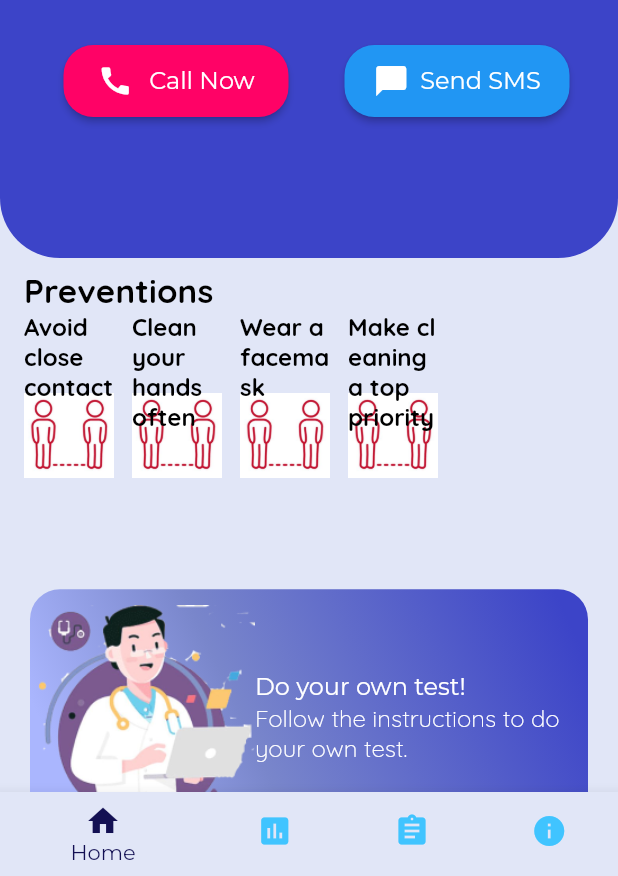
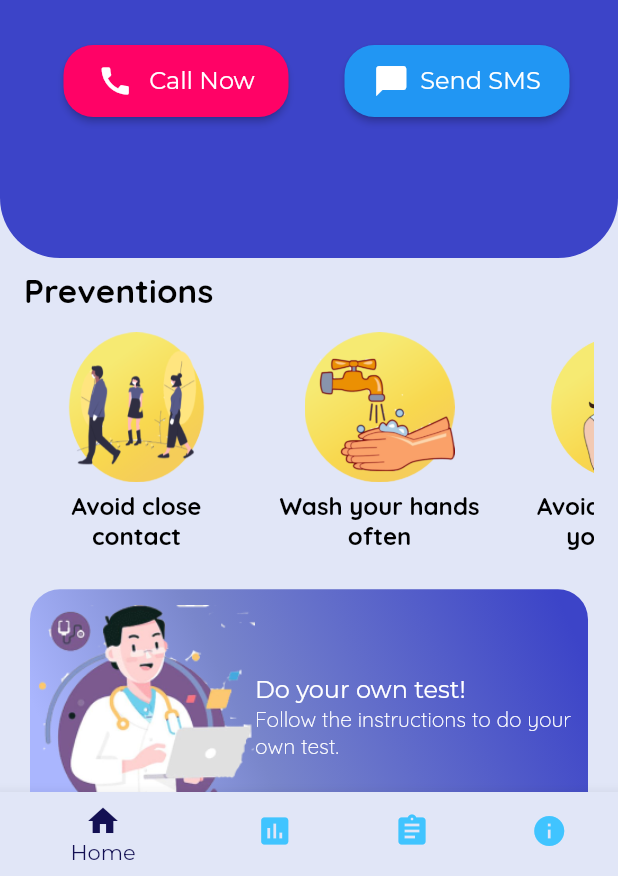
Before and after one commit to utkarsh-UK/covid-19-tracker, a Flutter app: the screen it shows after launch, on a phone screen of 412 x 824 dp, the part 360-1236 px from its top. Run offline on Flutter 3.47's test engine with Material 2 defaults, Android fonts, the light colour scheme and no system bars; our stand-ins replace charts_flutter, device_preview, google_fonts; network calls fail.

Commit message:
Added preventions to helpline screen

```diff
--- a/lib/constants/assets.dart
+++ b/lib/constants/assets.dart
@@ -1,3 +1,6 @@
-const DISTANCING = "assets/images/distancing.jpg";
+const DISTANCING = "assets/images/social_distancing.png";
+const CLEANING = "assets/images/cleaning.png";
+const WASHING = "assets/images/washing_hands.png";
+const FACE = "assets/images/avoid_face.png";
 const DOCTOR = "assets/images/doctor.png";
 const COVID = "assets/images/covid.png";
--- a/lib/constants/preventions.dart
+++ b/lib/constants/preventions.dart
@@ -4,80 +4,123 @@ import 'package:google_fonts/google_fonts.dart';
 
 final List<Widget> preventions = [
   Container(
-    alignment: Alignment.topCenter,
-    width: 60,
-    height: 40,
-    margin: const EdgeInsets.only(right: 12.0),
+    width: 150,
+    height: 150,
+    margin: const EdgeInsets.only(right: 12.0, top: 8.0),
+    child: Column(
+      crossAxisAlignment: CrossAxisAlignment.center,
+      mainAxisAlignment: MainAxisAlignment.spaceEvenly,
+      children: <Widget>[
+        Container(
+          width: 100,
+          height: 100,
           decoration: BoxDecoration(
             image: DecorationImage(
               image: AssetImage(DISTANCING),
-        fit: BoxFit.contain,
+              fit: BoxFit.fill,
             ),
           ),
-    child: Text(
+        ),
+        Text(
           'Avoid close contact',
           style: GoogleFonts.quicksand(
             color: Colors.black,
             fontSize: 16.0,
             fontWeight: FontWeight.w700,
           ),
+          textAlign: TextAlign.center,
+        ),
+      ],
     ),
   ),
   Container(
-    alignment: Alignment.topCenter,
-    width: 60,
-    height: 40,
-    margin: const EdgeInsets.only(right: 12.0),
+    width: 150,
+    height: 150,
+    margin: const EdgeInsets.only(right: 12.0, top: 8.0),
+    child: Column(
+      crossAxisAlignment: CrossAxisAlignment.center,
+      mainAxisAlignment: MainAxisAlignment.spaceEvenly,
+      children: <Widget>[
+        Container(
+          width: 100,
+          height: 100,
           decoration: BoxDecoration(
             image: DecorationImage(
-        image: AssetImage(DISTANCING),
+              image: AssetImage(WASHING),
+              fit: BoxFit.fill,
             ),
           ),
-    child: Text(
-      'Clean your hands often',
+        ),
+        Text(
+          'Wash your hands often',
           style: GoogleFonts.quicksand(
             color: Colors.black,
             fontSize: 16.0,
             fontWeight: FontWeight.w700,
           ),
+          textAlign: TextAlign.center,
+        ),
+      ],
     ),
   ),
   Container(
-    alignment: Alignment.topCenter,
-    width: 60,
-    height: 40,
-    margin: const EdgeInsets.only(right: 12.0),
+    width: 150,
+    height: 150,
+    margin: const EdgeInsets.only(right: 12.0, top: 8.0),
+    child: Column(
+      crossAxisAlignment: CrossAxisAlignment.center,
+      mainAxisAlignment: MainAxisAlignment.spaceEvenly,
+      children: <Widget>[
+        Container(
+          width: 100,
+          height: 100,
           decoration: BoxDecoration(
             image: DecorationImage(
-        image: AssetImage(DISTANCING),
+              image: AssetImage(FACE),
+              fit: BoxFit.fill,
             ),
           ),
-    child: Text(
-      'Wear a facemask',
+        ),
+        Text(
+          'Avoid touching your face',
           style: GoogleFonts.quicksand(
             color: Colors.black,
             fontSize: 16.0,
             fontWeight: FontWeight.w700,
           ),
+          textAlign: TextAlign.center,
+        ),
+      ],
     ),
   ),
   Container(
-    alignment: Alignment.topCenter,
-    width: 60,
-    height: 40,
-    margin: const EdgeInsets.only(right: 12.0),
+    width: 150,
+    height: 150,
+    margin: const EdgeInsets.only(right: 12.0, top: 8.0),
+    child: Column(
+      crossAxisAlignment: CrossAxisAlignment.center,
+      mainAxisAlignment: MainAxisAlignment.spaceEvenly,
+      children: <Widget>[
+        Container(
+          width: 100,
+          height: 100,
           decoration: BoxDecoration(
             image: DecorationImage(
-        image: AssetImage(DISTANCING),
+              image: AssetImage(CLEANING),
+              fit: BoxFit.fill,
             ),
           ),
-    child: Text(
-      'Make cleaning a top priority',
+        ),
+        Text(
+          'Make cleaning your top priority',
           style: GoogleFonts.quicksand(
             color: Colors.black,
             fontSize: 16.0,
             fontWeight: FontWeight.w700,
           ),
+          textAlign: TextAlign.center,
+        ),
+      ],
     ),
   ),
 ];
--- a/lib/screens/helpline_screen.dart
+++ b/lib/screens/helpline_screen.dart
@@ -250,6 +250,7 @@ class _HelplineScreenState extends State<HelplineScreen> {
               Container(
                 alignment: Alignment.topCenter,
                 height: size.height * 0.2,
+                width: size.width,
                 margin: const EdgeInsets.symmetric(horizontal: 16.0),
                 child: ListView.builder(
                   itemCount: preventions.length,
@@ -300,8 +301,8 @@ class _HelplineScreenState extends State<HelplineScreen> {
                                 TextSpan(
                                   text:
                                       'Follow the instructions to do your own test.',
-                                  style: themeData.textTheme.bodyText2
-                                      .copyWith(color: Colors.white),
+                                  style: themeData.textTheme.bodyText2.copyWith(
+                                      color: Colors.white, fontSize: 14.0),
                                 ),
                               ],
                             ),
--- a/pubspec.yaml
+++ b/pubspec.yaml
@@ -56,7 +56,10 @@ flutter:
 
   # To add assets to your application, add an assets section, like this:
   assets:
-    - assets/images/distancing.jpg
+    - assets/images/social_distancing.png
+    - assets/images/cleaning.png
+    - assets/images/washing_hands.png
+    - assets/images/avoid_face.png
     - assets/images/doctor.png
     - assets/images/covid.png
   #   - images/a_dot_ham.jpeg
```
Also changed, not shown: assets/images/avoid_face.png (added), assets/images/cleaning.png (added), assets/images/distancing.jpg (deleted), assets/images/social_distancing.png (added), assets/images/washing_hands.png (added). Lines whose indentation alone changed are shown as unchanged.
